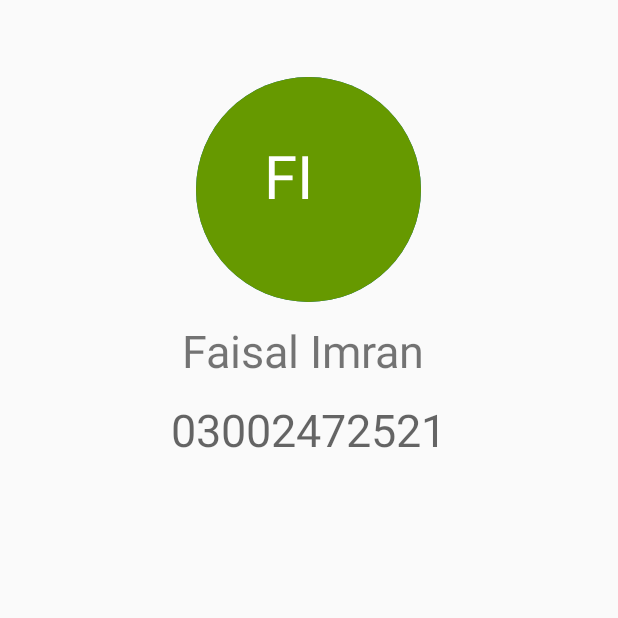
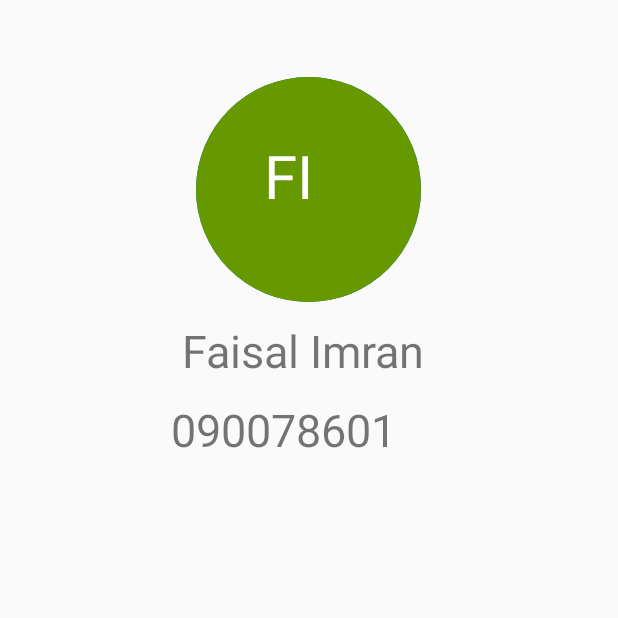
Before and after one commit to awkrizalid/ContactTitle, an Android app: the screen it shows after launch (ContactDetails), after a tap on "FI", on a phone screen of 412 x 824 dp, the top half of it. Run offline under Robolectric (Android 15) with nearby library versions, the phone set to English and light mode, and no system bars.

Commit message:
Some Refactoring Has been Done

```diff
--- a/app/src/main/java/com/example/hp/contacttitle/ContactDetails.java
+++ b/app/src/main/java/com/example/hp/contacttitle/ContactDetails.java
@@ -8,6 +8,7 @@ import android.widget.TextView;
 
 public class ContactDetails extends Activity {
 
+
     TextView secondContactName ,secondContactNumber ,secondInsideCirlceText;
     ImageView secondContactView;
     String name;
@@ -17,11 +18,15 @@ public class ContactDetails extends Activity {
         setContentView(R.layout.contactdetails);
         System.out.println("jukar");
         getAllView();
+
+
         Intent gotIt=getIntent();
         name=gotIt.getStringExtra("theKey");
         secondContactName.setText(name);
         secondInsideCirlceText.setText(splitName());
+        secondContactNumber.setText(""+ContactList.myContacts.get(name));
         titleColor();
+
 
     }
 
--- a/app/src/main/java/com/example/hp/contacttitle/MainActivity.java
+++ b/app/src/main/java/com/example/hp/contacttitle/MainActivity.java
@@ -37,16 +37,26 @@ public class MainActivity extends Activity {
         ListView iListView = (ListView) findViewById(R.id.iListView);
         iListView.setAdapter(contactAdapter);
 
+//        iListView.setOnClickListener(new AdapterView.OnItemClickListener() {
+//            @Override
+//            public void onItemClick(AdapterView<?> parent, View view, int position, long id) {
+//                String contactlist = String.valueOf(parent.getItemAtPosition(position));
+//                System.out.println("go");
+//                Intent myIntent = new Intent(MainActivity.this, ContactList.class);
+//                myIntent.putExtra("Take",contactlist);
+//                startActivity(myIntent);
+//            }
+//        });
         iListView.setOnItemClickListener(
 
                 new AdapterView.OnItemClickListener(){
                     @Override
                     public void onItemClick(AdapterView<?> parent, View view, int position, long id) {
-                        String contactlist = String.valueOf(parent.getItemAtPosition(position));
+                        String contactName = String.valueOf(parent.getItemAtPosition(position));
                         System.out.println("go");
 
                         Intent myIntent=new Intent(MainActivity.this,ContactDetails.class);
-                        myIntent.putExtra("theKey",contactlist);
+                        myIntent.putExtra("theKey",contactName);
 
 
 
```
